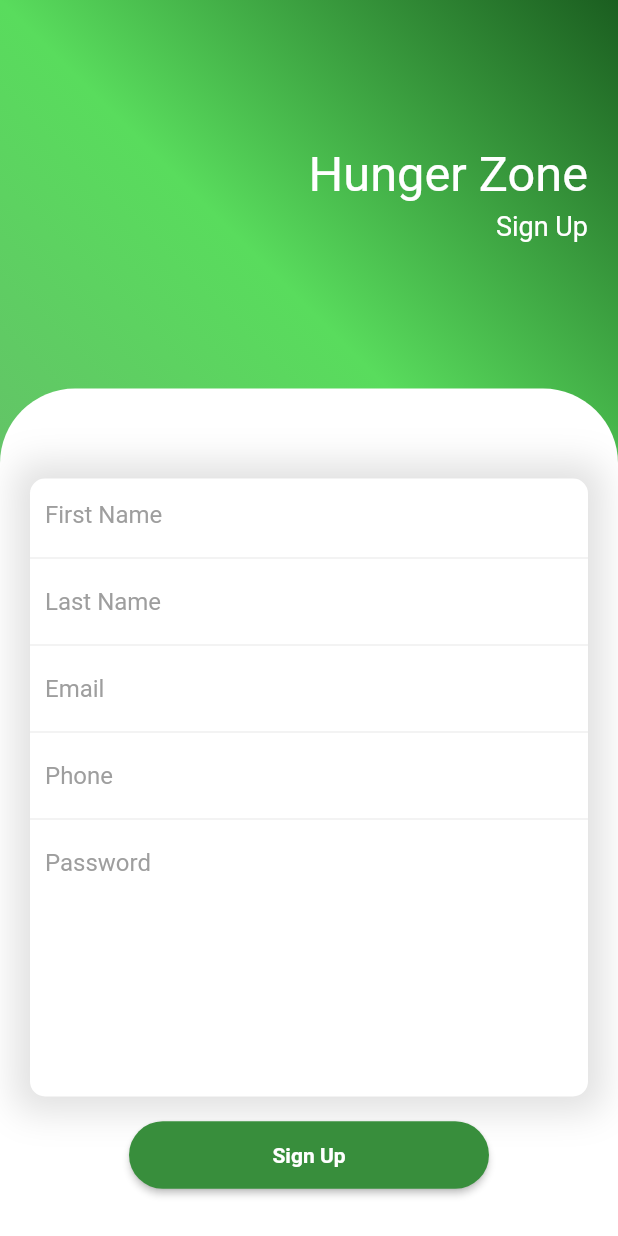
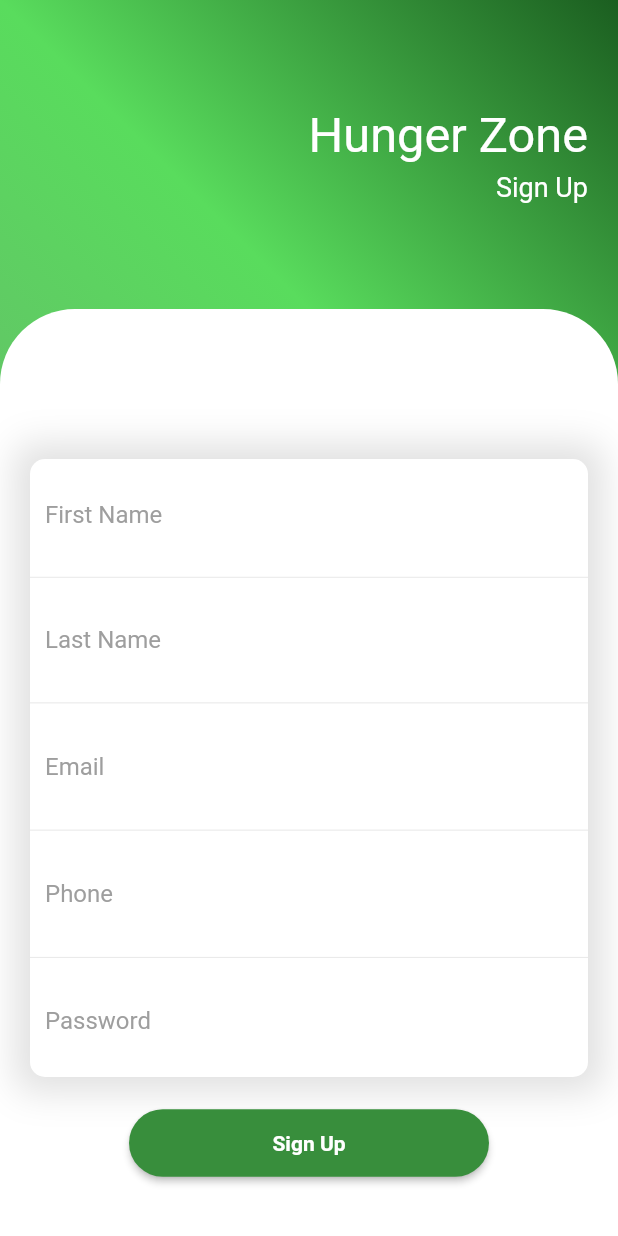
Before and after one commit to INTERNS-LXI-TECHNOLOGIES/HungryZoneClient, a Flutter app: the SignUpPage screen opened directly, on a phone screen of 412 x 824 dp. Run offline on Flutter 3.47's test engine with Material 2 defaults, Android fonts, the phone set to English and light mode, and no system bars; our stand-ins replace bloc, built_collection, built_value, dio, equatable, flutter_bloc and 6 more; missing offline and left inert: curved_drawer_fork; accounts and stored records are empty.

Commit message:
responsive modfication

```diff
--- a/lib/presentation/bloc/authentication_bloc/auth_bloc.dart
+++ b/lib/presentation/bloc/authentication_bloc/auth_bloc.dart
@@ -25,7 +25,7 @@ class AuthBloc extends Bloc<AuthEvent, AuthState> {
 
 _checkLoginUser(LogedInEvent event, Emitter<AuthState> emit) async {
   try {
-    if (event.userLogin!.password.isNotEmpty ||
+    if (event.userLogin!.password.isNotEmpty &&
         event.userLogin!.username.isNotEmpty) {
       final token = await Openapi()
           .getUserJwtControllerApi()
@@ -42,7 +42,7 @@ _checkLoginUser(LogedInEvent event, Emitter<AuthState> emit) async {
         (emit(AuthErrorState(error: token.statusMessage)));
       }
     } else {
-      emit(AuthLaodingState());
+      emit(AuthErrorState(error: 'error'));
     }
   } catch (e) {
     (emit(AuthErrorState(error: e.toString())));
--- a/lib/presentation/screens/login_screen.dart
+++ b/lib/presentation/screens/login_screen.dart
@@ -85,7 +85,7 @@ class _LoginPageState extends State<LoginPage> {
             child: Column(
               children: [
                 Container(
-                  height: 330,
+                  height: MediaQuery.of(context).size.width / 1.3,
                   padding:
                       const EdgeInsets.symmetric(horizontal: 20, vertical: 35),
                   child: Column(
@@ -266,7 +266,7 @@ class _LoginPageState extends State<LoginPage> {
   Container textFieldLogin(BuildContext context) {
     return Container(
       margin: const EdgeInsets.symmetric(horizontal: 25),
-      height: 120,
+      height: MediaQuery.of(context).size.width / 3,
       width: MediaQuery.of(context).size.width,
       decoration: BoxDecoration(
           color: Colors.white,
--- a/lib/presentation/screens/signup_screen.dart
+++ b/lib/presentation/screens/signup_screen.dart
@@ -1,4 +1,6 @@
 // ignore_for_file: unnecessary_const, no_leading_underscores_for_local_identifiers
+
+import 'dart:developer';
 
 import 'package:flutter/material.dart';
 import 'package:flutter_bloc/flutter_bloc.dart';
@@ -60,6 +62,7 @@ class _SignUpPageState extends State<SignUpPage> {
                 behavior: SnackBarBehavior.floating,
               ),
             );
+            log('error :${state.error!}');
           }
         },
         child: SingleChildScrollView(
@@ -110,6 +113,7 @@ class _SignUpPageState extends State<SignUpPage> {
                 ),
                 Container(
                   width: MediaQuery.of(context).size.width,
+                  height: MediaQuery.of(context).size.width * 1.5,
                   decoration: const BoxDecoration(
                       color: Colors.white,
                       borderRadius: BorderRadius.only(
@@ -118,13 +122,13 @@ class _SignUpPageState extends State<SignUpPage> {
                   child: Column(
                     children: [
                       const SizedBox(
-                        height: 60,
+                        height: 100,
                       ),
 
                       // #text_field
                       Container(
                         margin: const EdgeInsets.symmetric(horizontal: 20),
-                        height: MediaQuery.of(context).size.height * 0.5,
+                        height: MediaQuery.of(context).size.width,
                         width: double.infinity,
                         decoration: BoxDecoration(
                             color: Colors.white,
@@ -140,7 +144,7 @@ class _SignUpPageState extends State<SignUpPage> {
                         child: textFields(),
                       ),
                       const SizedBox(
-                        height: 15,
+                        height: 20,
                       ),
 
                       // #signup_button
@@ -222,8 +226,10 @@ class _SignUpPageState extends State<SignUpPage> {
     return Form(
       key: _validKey,
       child: SingleChildScrollView(
+        child: Container(
+          height: MediaQuery.of(context).size.width,
           child: Column(
-          mainAxisAlignment: MainAxisAlignment.center,
+            mainAxisAlignment: MainAxisAlignment.spaceEvenly,
             children: [
               TextFormField(
                 controller: firstNameController,
@@ -244,7 +250,7 @@ class _SignUpPageState extends State<SignUpPage> {
               ),
               const Divider(
                 thickness: 0.5,
-              height: 10,
+                height: 8,
               ),
               TextFormField(
                 controller: lastNameController,
@@ -330,6 +336,7 @@ class _SignUpPageState extends State<SignUpPage> {
             ],
           ),
         ),
+      ),
     );
   }
 
```
Lines whose indentation alone changed are shown as unchanged.
